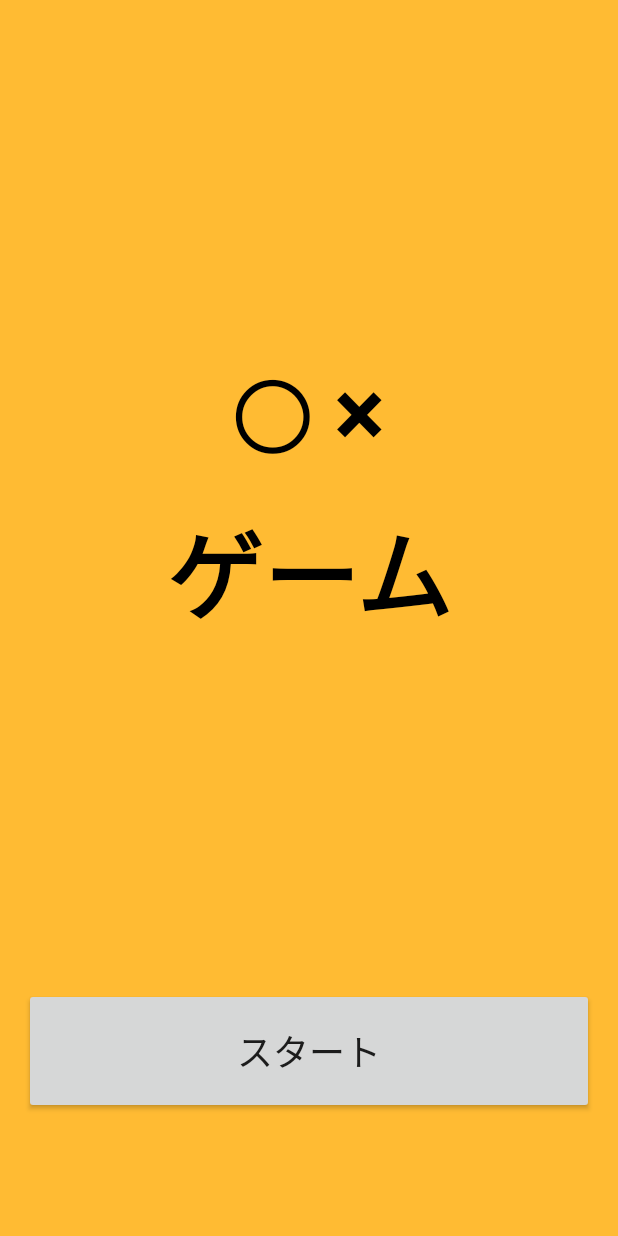
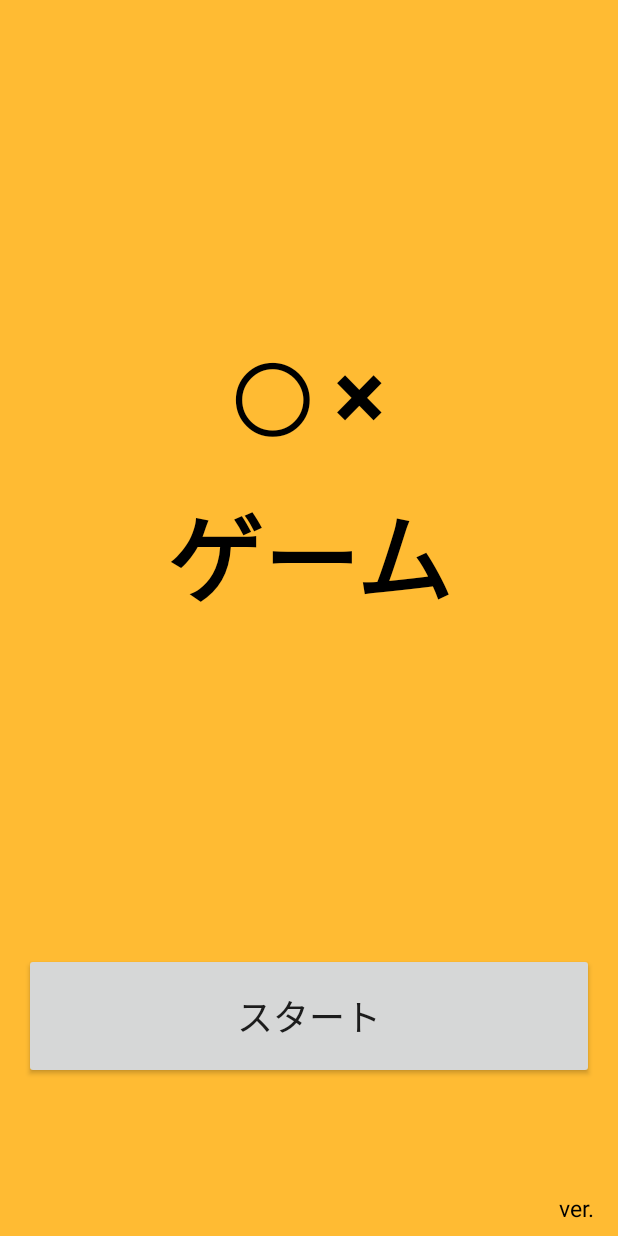
Before and after one commit to itpm-sakamoto/android-marubatu-game, an Android app: the screen it shows after launch (MainActivity), on a phone screen of 412 x 824 dp. Run offline under Robolectric (Android 15) with nearby library versions, the phone set to English and light mode, and no system bars.

Commit message:
MainActivityにバージョン表記を追加

```diff
--- a/MaruBatuGameApp/app/src/main/java/com/example/maru_batu_game_app/activities/MainActivity.java
+++ b/MaruBatuGameApp/app/src/main/java/com/example/maru_batu_game_app/activities/MainActivity.java
@@ -3,10 +3,13 @@ package com.example.maru_batu_game_app.activities;
 import androidx.appcompat.app.AppCompatActivity;
 
 import android.content.Intent;
+import android.os.Build;
 import android.os.Bundle;
 import android.view.View;
 import android.widget.Button;
+import android.widget.TextView;
 
+import com.example.maru_batu_game_app.BuildConfig;
 import com.example.maru_batu_game_app.R;
 
 public class MainActivity extends AppCompatActivity {
@@ -15,6 +18,10 @@ public class MainActivity extends AppCompatActivity {
     protected void onCreate(Bundle savedInstanceState) {
         super.onCreate(savedInstanceState);
         setContentView(R.layout.activity_main);
+
+        TextView textView = findViewById(R.id.app_ver);
+        textView.setText(getString(R.string.version_name, BuildConfig.VERSION_NAME));
+
 
         Button startBtn = findViewById(R.id.start_btn);
         startBtn.setOnClickListener(new View.OnClickListener() {
--- a/MaruBatuGameApp/app/src/main/res/layout/activity_main.xml
+++ b/MaruBatuGameApp/app/src/main/res/layout/activity_main.xml
@@ -29,7 +29,8 @@
     <LinearLayout
         android:layout_width="match_parent"
         android:layout_height="0dp"
-        android:layout_weight="1">
+        android:layout_weight="1"
+        >
 
         <Button
             android:id="@+id/start_btn"
@@ -42,4 +43,26 @@
 
     </LinearLayout>
 
+<LinearLayout
+    android:layout_width="match_parent"
+    android:layout_height="wrap_content"
+    android:gravity="end"
+    >
+
+    <TextView
+        android:id="@+id/app_ver"
+        android:layout_width="wrap_content"
+        android:layout_height="wrap_content"
+        android:text="@string/version_name"
+        android:textSize="15sp"
+        android:gravity="center"
+        android:textColor="@android:color/black"
+        android:layout_marginBottom="8dp"
+        android:layout_marginEnd="16dp">
+
+
+    </TextView>
+
 </LinearLayout>
+
+</LinearLayout>
--- a/MaruBatuGameApp/app/src/main/res/values/strings.xml
+++ b/MaruBatuGameApp/app/src/main/res/values/strings.xml
@@ -3,4 +3,6 @@
     <string name="start">スタート</string>
     <string name="maru_batu_title">◯ ×\nゲーム</string>
     <string name="jyanken_start_message">じゃんけんタイム！\n先行後攻を決めるよ！</string>
+    <string name="version_name">ver.%s</string>
+
 </resources>
```
